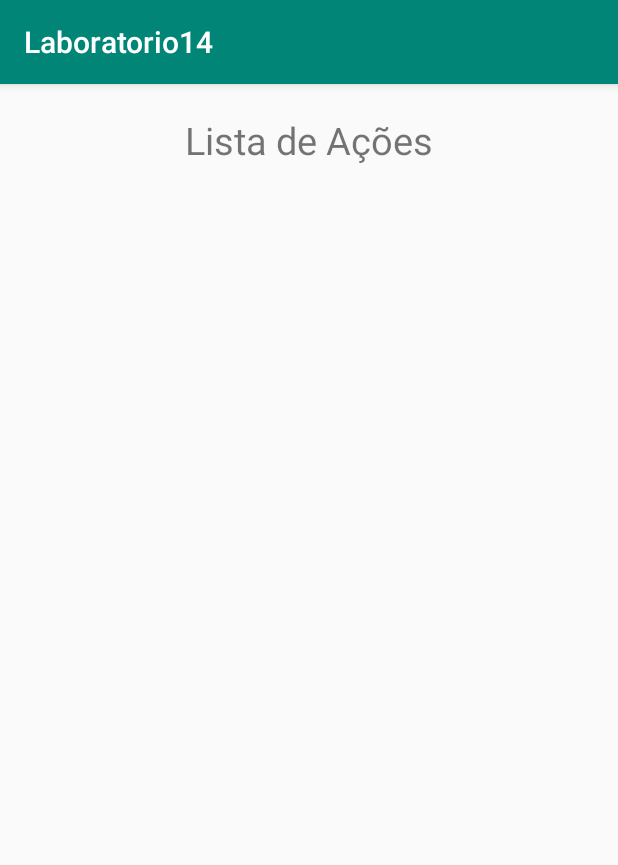
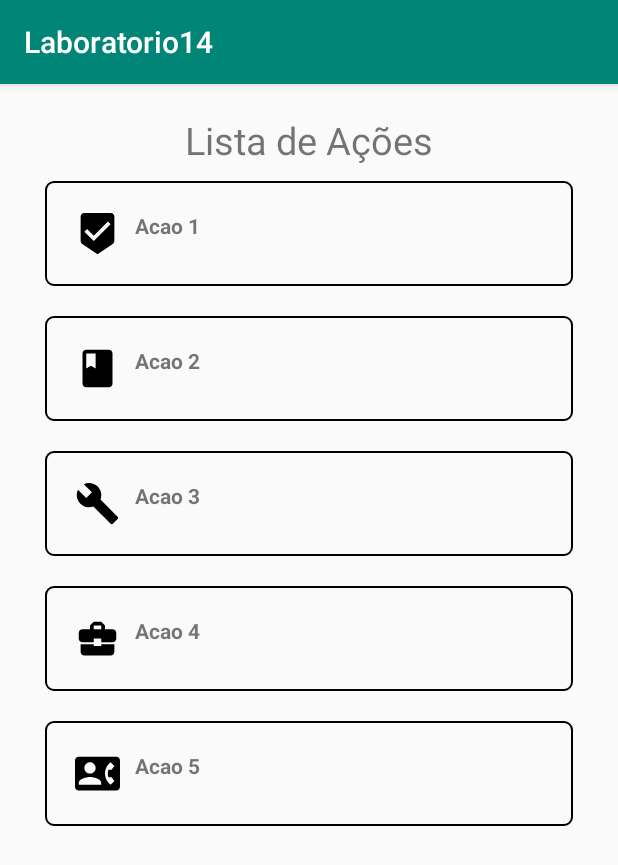
Before and after one commit to rafamazzucato/AndroidKotlinImpacta, an Android app: the screen it shows after launch (MainActivity), on a phone screen of 412 x 824 dp. Shown: the top 865 px of the screen. Run offline under Robolectric (Android 15) with nearby library versions, the phone set to English and light mode, and no system bars.

Commit message:
conclusão laboratório 14

```diff
--- a/Laboratorio14/app/src/main/AndroidManifest.xml
+++ b/Laboratorio14/app/src/main/AndroidManifest.xml
@@ -9,7 +9,7 @@
             android:roundIcon="@mipmap/ic_launcher_round"
             android:supportsRtl="true"
             android:theme="@style/AppTheme">
-        <activity android:name=".MainActivity">
+        <activity android:name=".activities.MainActivity">
             <intent-filter>
                 <action android:name="android.intent.action.MAIN"/>
 
--- /dev/null
+++ b/Laboratorio14/app/src/main/java/br/com/impacta/kotlin/laboratorio14/activities/MainActivity.kt
@@ -0,0 +1,65 @@
+package br.com.impacta.kotlin.laboratorio14.activities
+
+import androidx.appcompat.app.AppCompatActivity
+import android.os.Bundle
+import br.com.impacta.kotlin.laboratorio14.R
+import br.com.impacta.kotlin.laboratorio14.adapters.AcoesAdapter
+import br.com.impacta.kotlin.laboratorio14.extensions.exibirMensagem
+import br.com.impacta.kotlin.laboratorio14.utils.HM
+import kotlinx.android.synthetic.main.tela_inicial.*
+
+class MainActivity : AppCompatActivity() {
+
+    private var adapterAct: AcoesAdapter? = null
+
+    override fun onCreate(savedInstanceState: Bundle?) {
+        super.onCreate(savedInstanceState)
+        setContentView(R.layout.tela_inicial)
+
+        initVars()
+        initActions()
+    }
+
+    private fun initVars() {
+        adapterAct = AcoesAdapter(
+            this,
+            R.layout.celula,
+            gerarRegistros()
+        )
+        listViewActions.adapter = adapterAct
+    }
+
+    private fun initActions() {
+        listViewActions.setOnItemClickListener { parent, view, position, id ->
+            val item = parent.getItemAtPosition(position) as HM
+            adapterAct?.setSelectedId(id)
+            exibirMensagem(item.descricao)
+        }
+    }
+
+    /**
+     * Metodo que criara a nossa cole
+     */
+    private fun gerarRegistros(): ArrayList<HM> {
+        val icons = intArrayOf(
+            R.drawable.ic_beenhere_black_24dp,
+            R.drawable.ic_book_black_24dp,
+            R.drawable.ic_build_black_24dp,
+            R.drawable.ic_business_center_black_24dp,
+            R.drawable.ic_contact_phone_black_24dp
+        )
+
+        val dados = ArrayList<HM>()
+
+        for (i in icons.indices) {
+            val aux = HM(
+                id =  i + 1L,
+                acao = "Acao " + (i + 1).toString(),
+                descricao =  "Descricao " + (i + 1).toString(),
+                imagemResource =  icons[i]
+            )
+            dados.add(aux)
+        }
+        return dados
+    }
+}
--- /dev/null
+++ b/Laboratorio14/app/src/main/java/br/com/impacta/kotlin/laboratorio14/adapters/AcoesAdapter.kt
@@ -0,0 +1,86 @@
+package br.com.impacta.kotlin.laboratorio14.adapters
+
+import android.content.Context
+import android.view.LayoutInflater
+import android.view.View
+import android.view.ViewGroup
+import android.widget.BaseAdapter
+import android.widget.ImageView
+import android.widget.LinearLayout
+import android.widget.TextView
+import br.com.impacta.kotlin.laboratorio14.R
+import br.com.impacta.kotlin.laboratorio14.utils.HM
+import br.com.impacta.kotlin.laboratorio14.utils.HMAux
+import kotlinx.android.synthetic.main.celula.*
+import kotlinx.android.synthetic.main.celula.view.*
+
+
+class AcoesAdapter (private val context : Context, private val resource: Int,
+                    private val dados: List<HM>) : BaseAdapter(){
+
+    /**
+     * Responsavel pela conversao do arquivo de layout da celula de xml para
+    binario
+     */
+    private val mInflater: LayoutInflater
+
+    /**
+     * Indica o id do item selecionado
+     */
+    private var selecteds = mutableListOf<Long>()
+
+    init {
+        this.mInflater = LayoutInflater.from(context)
+    }
+
+    override fun getView(position: Int, convertView: View?, parent: ViewGroup?): View {
+        var convertView = convertView
+        if (convertView == null) {
+            convertView = mInflater.inflate(resource, parent, false)
+        }
+
+        val item = getItem(position)
+        val model = SyntheticModel(convertView!!)
+
+        model.imageViewCelula.setImageResource(item.imagemResource)
+        model.textViewCelula.text = item.acao
+
+        if (selecteds.contains(item.id)){
+            model.linear.background = context.getDrawable(R.drawable.fundo_selected)
+        } else {
+            model.linear.background = context.getDrawable(R.drawable.fundo_unselected)
+        }
+        return convertView
+    }
+
+    class SyntheticModel(baseView: View) {
+        val imageViewCelula = baseView.imageViewCelula
+        val textViewCelula = baseView.textViewCelula
+        val linear = baseView.linearCelulaFundo
+    }
+
+    override fun getItem(position: Int): HM {
+        return dados[position]
+    }
+
+    override fun getItemId(position: Int): Long {
+        val item = getItem(position)
+        return item.id
+    }
+
+    override fun getCount(): Int {
+        return dados.size
+    }
+
+    /**
+     * Faz a marcacao e a desmarcacao do registro conforme a sua selecao.
+     */
+    fun setSelectedId(id: Long) {
+        if (selecteds.contains(id)){
+            selecteds.remove(id)
+        } else {
+            selecteds.add(id)
+        }
+        notifyDataSetChanged()
+    }
+}
--- /dev/null
+++ b/Laboratorio14/app/src/main/java/br/com/impacta/kotlin/laboratorio14/utils/HM.kt
@@ -0,0 +1,7 @@
+package br.com.impacta.kotlin.laboratorio14.utils
+
+class HM(val id: Long,
+         val acao: String,
+         val descricao: String,
+         val imagemResource: Int) {
+}
--- /dev/null
+++ b/Laboratorio14/app/src/main/res/drawable/ic_beenhere_black_24dp.xml
@@ -0,0 +1,9 @@
+<vector xmlns:android="http://schemas.android.com/apk/res/android"
+        android:width="24dp"
+        android:height="24dp"
+        android:viewportWidth="24.0"
+        android:viewportHeight="24.0">
+    <path
+        android:fillColor="#FF000000"
+        android:pathData="M19,1L5,1c-1.1,0 -1.99,0.9 -1.99,2L3,15.93c0,0.69 0.35,1.3 0.88,1.66L12,23l8.11,-5.41c0.53,-0.36 0.88,-0.97 0.88,-1.66L21,3c0,-1.1 -0.9,-2 -2,-2zM10,16l-5,-5 1.41,-1.41L10,13.17l7.59,-7.59L19,7l-9,9z"/>
+</vector>
--- /dev/null
+++ b/Laboratorio14/app/src/main/res/drawable/ic_book_black_24dp.xml
@@ -0,0 +1,9 @@
+<vector xmlns:android="http://schemas.android.com/apk/res/android"
+        android:width="24dp"
+        android:height="24dp"
+        android:viewportWidth="24.0"
+        android:viewportHeight="24.0">
+    <path
+        android:fillColor="#FF000000"
+        android:pathData="M18,2H6c-1.1,0 -2,0.9 -2,2v16c0,1.1 0.9,2 2,2h12c1.1,0 2,-0.9 2,-2V4c0,-1.1 -0.9,-2 -2,-2zM6,4h5v8l-2.5,-1.5L6,12V4z"/>
+</vector>
--- /dev/null
+++ b/Laboratorio14/app/src/main/res/drawable/ic_build_black_24dp.xml
@@ -0,0 +1,9 @@
+<vector xmlns:android="http://schemas.android.com/apk/res/android"
+        android:width="24dp"
+        android:height="24dp"
+        android:viewportWidth="24.0"
+        android:viewportHeight="24.0">
+    <path
+        android:fillColor="#FF000000"
+        android:pathData="M22.7,19l-9.1,-9.1c0.9,-2.3 0.4,-5 -1.5,-6.9 -2,-2 -5,-2.4 -7.4,-1.3L9,6 6,9 1.6,4.7C0.4,7.1 0.9,10.1 2.9,12.1c1.9,1.9 4.6,2.4 6.9,1.5l9.1,9.1c0.4,0.4 1,0.4 1.4,0l2.3,-2.3c0.5,-0.4 0.5,-1.1 0.1,-1.4z"/>
+</vector>
--- /dev/null
+++ b/Laboratorio14/app/src/main/res/drawable/ic_business_center_black_24dp.xml
@@ -0,0 +1,9 @@
+<vector xmlns:android="http://schemas.android.com/apk/res/android"
+        android:width="24dp"
+        android:height="24dp"
+        android:viewportWidth="24.0"
+        android:viewportHeight="24.0">
+    <path
+        android:fillColor="#FF000000"
+        android:pathData="M10,16v-1L3.01,15L3,19c0,1.11 0.89,2 2,2h14c1.11,0 2,-0.89 2,-2v-4h-7v1h-4zM20,7h-4.01L15.99,5l-2,-2h-4l-2,2v2L4,7c-1.1,0 -2,0.9 -2,2v3c0,1.11 0.89,2 2,2h6v-2h4v2h6c1.1,0 2,-0.9 2,-2L22,9c0,-1.1 -0.9,-2 -2,-2zM14,7h-4L10,5h4v2z"/>
+</vector>
--- /dev/null
+++ b/Laboratorio14/app/src/main/res/drawable/ic_contact_phone_black_24dp.xml
@@ -0,0 +1,9 @@
+<vector xmlns:android="http://schemas.android.com/apk/res/android"
+        android:width="24dp"
+        android:height="24dp"
+        android:viewportWidth="24.0"
+        android:viewportHeight="24.0">
+    <path
+        android:fillColor="#FF000000"
+        android:pathData="M22,3L2,3C0.9,3 0,3.9 0,5v14c0,1.1 0.9,2 2,2h20c1.1,0 1.99,-0.9 1.99,-2L24,5c0,-1.1 -0.9,-2 -2,-2zM8,6c1.66,0 3,1.34 3,3s-1.34,3 -3,3 -3,-1.34 -3,-3 1.34,-3 3,-3zM14,18L2,18v-1c0,-2 4,-3.1 6,-3.1s6,1.1 6,3.1v1zM17.85,14h1.64L21,16l-1.99,1.99c-1.31,-0.98 -2.28,-2.38 -2.73,-3.99 -0.18,-0.64 -0.28,-1.31 -0.28,-2s0.1,-1.36 0.28,-2c0.45,-1.62 1.42,-3.01 2.73,-3.99L21,8l-1.51,2h-1.64c-0.22,0.63 -0.35,1.3 -0.35,2s0.13,1.37 0.35,2z"/>
+</vector>
--- a/Laboratorio14/app/src/main/res/layout/tela_inicial.xml
+++ b/Laboratorio14/app/src/main/res/layout/tela_inicial.xml
@@ -3,7 +3,7 @@
               xmlns:tools="http://schemas.android.com/tools"
               android:layout_width="match_parent"
               android:layout_height="match_parent"
-              tools:context=".MainActivity"
+              tools:context=".activities.MainActivity"
               android:orientation="vertical"
               android:padding="20dp"
               android:gravity="center_horizontal">
```
Also changed, not shown: Laboratorio14/app/src/main/java/br/com/impacta/kotlin/laboratorio14/MainActivity.kt (deleted, +0 -12 lines), Laboratorio14/app/src/main/java/br/com/impacta/kotlin/laboratorio14/extensions/ContextExtension.kt (added, +15 -0 lines), Laboratorio14/app/src/main/java/br/com/impacta/kotlin/laboratorio14/utils/HMAux.kt (added, +12 -0 lines), Laboratorio14/app/src/main/res/layout/activity_main.xml (deleted, +0 -19 lines).
